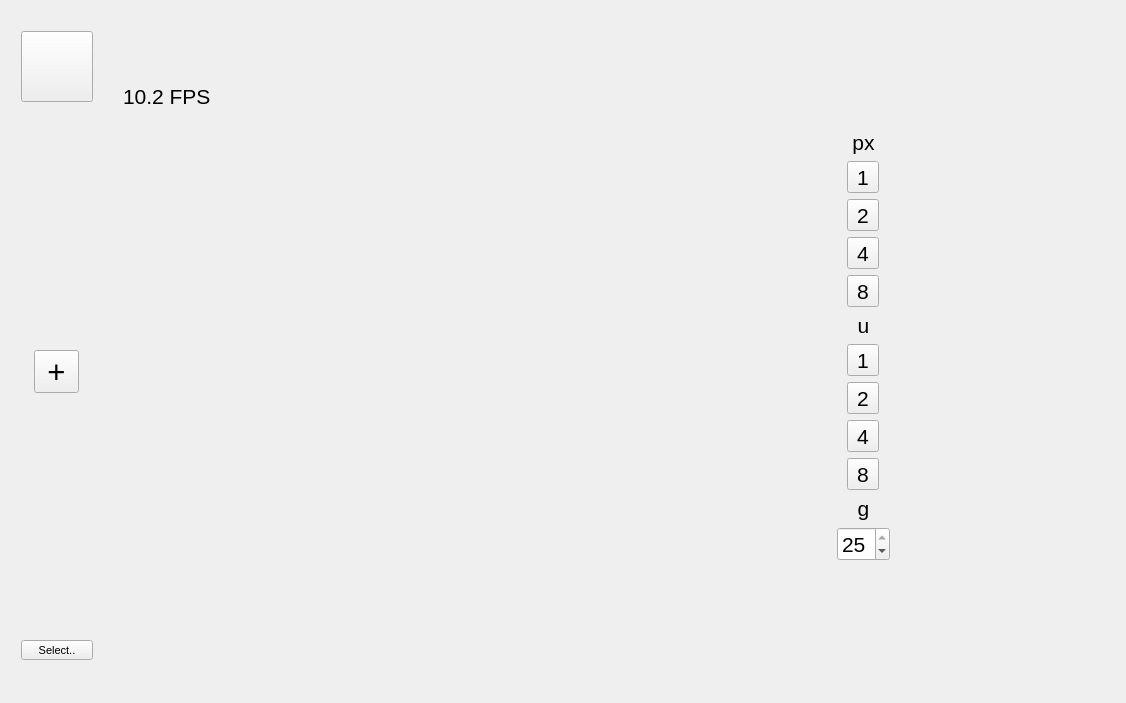
The window that PoseLab/PoseLab.ui (jenshemprich/tf-cpp-pose-estimation) describes before a commit, drawn with Qt 5.
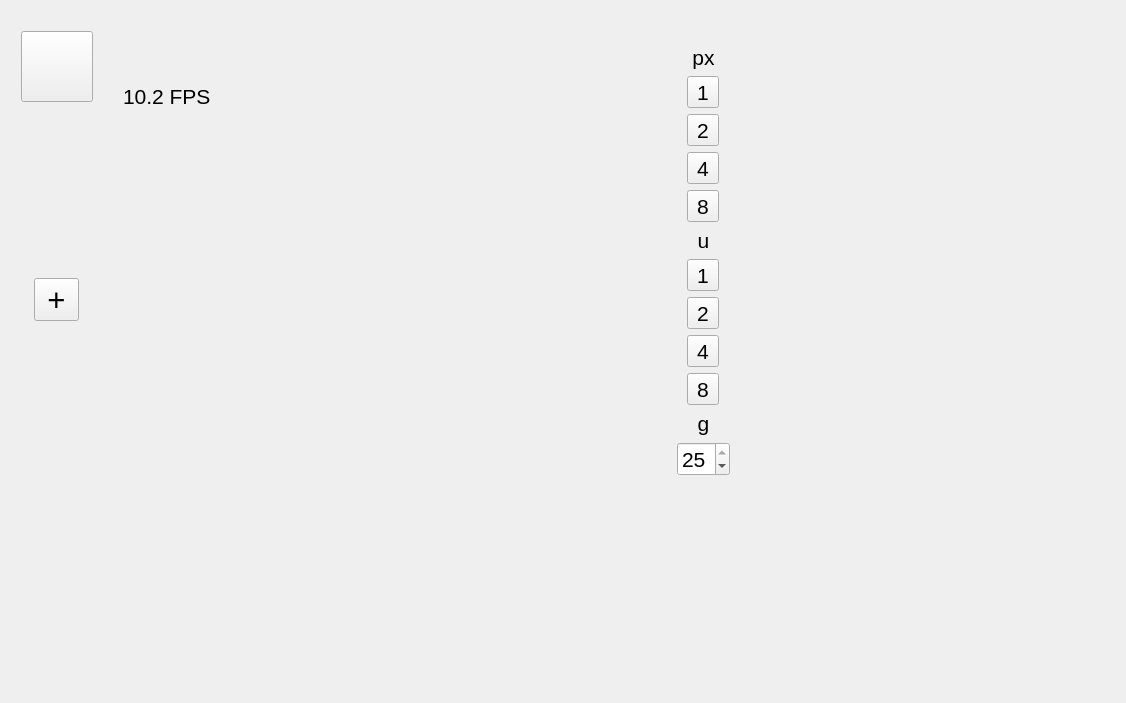
The same window after the commit. Icons and pictures are not drawn. Custom widgets are drawn as their Qt base class.

Commit message: OpenGlView displays video aspect correct

Patch:
```diff
--- a/PoseLab/PoseLab.ui
+++ b/PoseLab/PoseLab.ui
@@ -24,8 +24,8 @@
      <rect>
       <x>10</x>
       <y>20</y>
-      <width>891</width>
-      <height>651</height>
+      <width>731</width>
+      <height>481</height>
      </rect>
     </property>
     <layout class="QHBoxLayout" name="mainLayout">
@@ -128,25 +128,6 @@
          </property>
         </spacer>
        </item>
-       <item>
-        <widget class="QToolButton" name="openMovieFolder">
-         <property name="sizePolicy">
-          <sizepolicy hsizetype="Preferred" vsizetype="Fixed">
-           <horstretch>0</horstretch>
-           <verstretch>0</verstretch>
-          </sizepolicy>
-         </property>
-         <property name="font">
-          <font>
-           <family>Segoe UI</family>
-           <pointsize>8</pointsize>
-          </font>
-         </property>
-         <property name="text">
-          <string>Select..</string>
-         </property>
-        </widget>
-       </item>
       </layout>
      </item>
      <item>
@@ -157,39 +138,7 @@
        <property name="spacing">
         <number>0</number>
        </property>
-       <item row="0" column="1">
-        <spacer name="verticalSpacerTop">
-         <property name="orientation">
-          <enum>Qt::Vertical</enum>
-         </property>
-         <property name="sizeType">
-          <enum>QSizePolicy::MinimumExpanding</enum>
-         </property>
-         <property name="sizeHint" stdset="0">
-          <size>
-           <width>20</width>
-           <height>0</height>
-          </size>
-         </property>
-        </spacer>
-       </item>
-       <item row="1" column="0">
-        <spacer name="Left">
-         <property name="orientation">
-          <enum>Qt::Horizontal</enum>
-         </property>
-         <property name="sizeType">
-          <enum>QSizePolicy::Preferred</enum>
-         </property>
-         <property name="sizeHint" stdset="0">
-          <size>
-           <width>0</width>
-           <height>20</height>
-          </size>
-         </property>
-        </spacer>
-       </item>
-       <item row="1" column="1">
+       <item row="0" column="0">
         <widget class="OpenGlVideoView" name="openGLvideo" native="true">
          <property name="sizePolicy">
           <sizepolicy hsizetype="Expanding" vsizetype="Expanding">
@@ -243,38 +192,6 @@
          </widget>
         </widget>
        </item>
-       <item row="2" column="1">
-        <spacer name="verticalSpacerBottom">
-         <property name="orientation">
-          <enum>Qt::Vertical</enum>
-         </property>
-         <property name="sizeType">
-          <enum>QSizePolicy::MinimumExpanding</enum>
-         </property>
-         <property name="sizeHint" stdset="0">
-          <size>
-           <width>20</width>
-           <height>0</height>
-          </size>
-         </property>
-        </spacer>
-       </item>
-       <item row="1" column="2">
-        <spacer name="Right">
-         <property name="orientation">
-          <enum>Qt::Horizontal</enum>
-         </property>
-         <property name="sizeType">
-          <enum>QSizePolicy::Preferred</enum>
-         </property>
-         <property name="sizeHint" stdset="0">
-          <size>
-           <width>0</width>
-           <height>20</height>
-          </size>
-         </property>
-        </spacer>
-       </item>
       </layout>
      </item>
      <item>
```
The commit also changes 1 other file.
